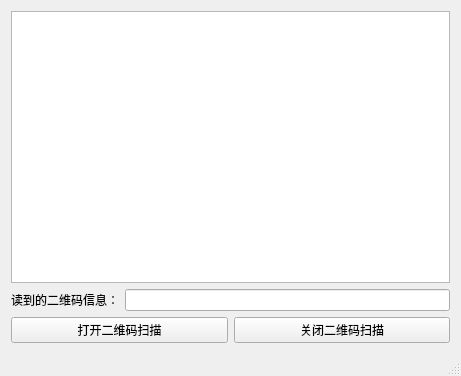
First picture: the form in mainwindow.ui, repository abcvincent/QtOpencvQzxing, before the edit.
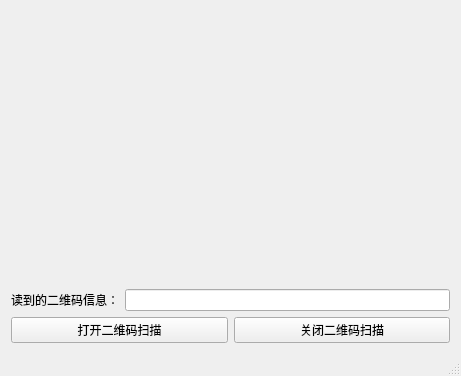
Second picture: the form after the edit.

```diff
--- a/mainwindow.ui
+++ b/mainwindow.ui
@@ -14,9 +14,13 @@
    <string>MainWindow</string>
   </property>
   <widget class="QWidget" name="centralWidget">
-   <layout class="QGridLayout" name="gridLayout_3">
+   <layout class="QGridLayout" name="gridLayout_3" rowstretch="10,0,0">
     <item row="0" column="0">
-     <widget class="QGraphicsView" name="graphicsView"/>
+     <widget class="QLabel" name="label_video">
+      <property name="text">
+       <string/>
+      </property>
+     </widget>
     </item>
     <item row="1" column="0">
      <layout class="QGridLayout" name="gridLayout_2">
```
